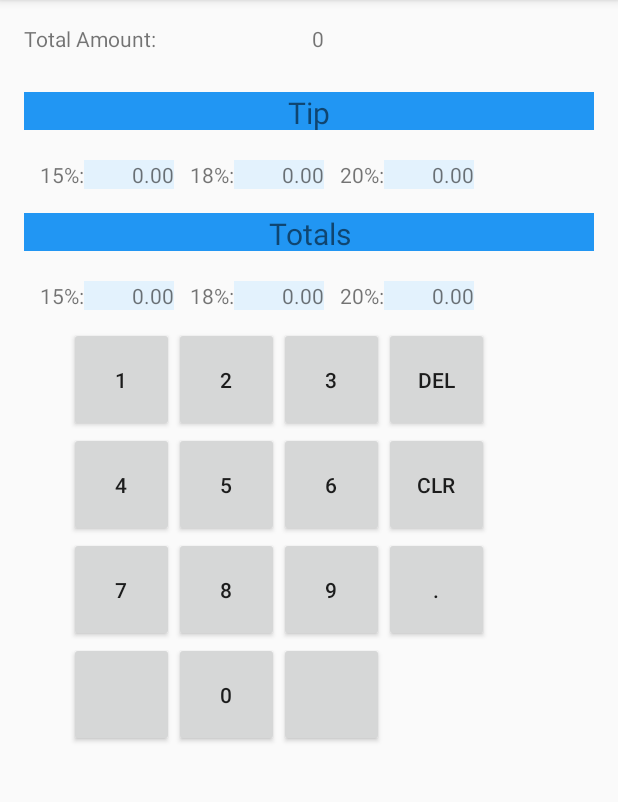
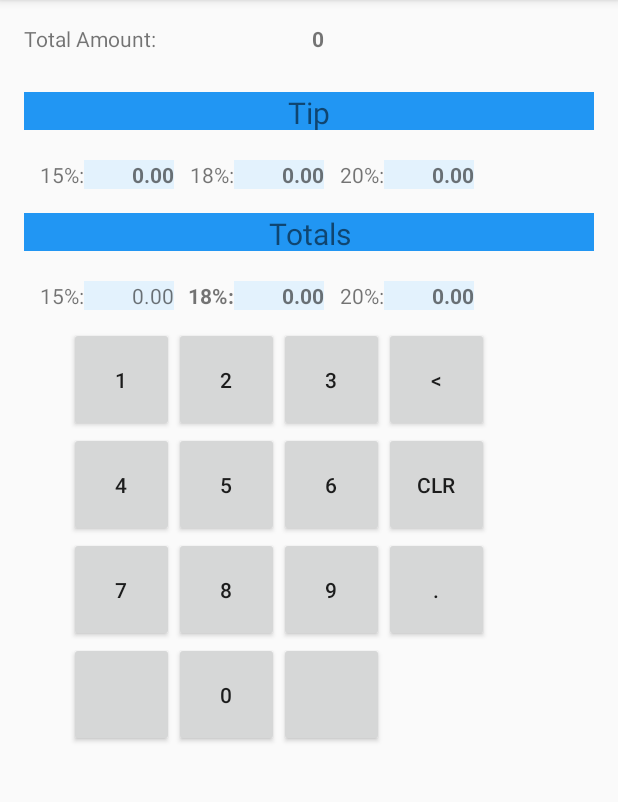
Before and after one commit to dodders/TipCalculator, an Android app: the screen it shows after launch (MainActivity), after a tap on "CLR", on a phone screen of 412 x 824 dp, the part 84-886 px from its top. Run offline under Robolectric (Android 15) with nearby library versions, the phone set to English and light mode, and no system bars; 1 other tap on this screen came first.

Commit message:
new button layout

```diff
--- a/app/src/main/res/layout/activity_main.xml
+++ b/app/src/main/res/layout/activity_main.xml
@@ -14,6 +14,7 @@
             android:layout_height="wrap_content" />
         <TextView android:id="@+id/totalAmt"
             android:layout_width="100dp"
+            android:textStyle="bold"
             android:textAlignment="viewEnd"
             android:layout_height="wrap_content" />
     </LinearLayout>
@@ -39,6 +40,7 @@
             android:layout_height="wrap_content" />
         <TextView android:id="@+id/tip15"
             android:layout_width="60dp"
+            android:textStyle="bold"
             android:textAlignment="textEnd"
             android:background="#e3f2fd"
             android:layout_height="wrap_content" />
@@ -48,6 +50,7 @@
             android:layout_height="wrap_content" />
         <TextView android:id="@+id/tip18"
             android:layout_width="60dp"
+            android:textStyle="bold"
             android:textAlignment="textEnd"
             android:background="#e3f2fd"
             android:layout_height="wrap_content" />
@@ -58,6 +61,7 @@
         <TextView android:id="@+id/tip20"
             android:layout_width="60dp"
             android:background="#e3f2fd"
+            android:textStyle="bold"
             android:textAlignment="textEnd"
             android:layout_height="wrap_content" />
     </LinearLayout>
@@ -89,10 +93,12 @@
         <TextView android:text="18%:"
             android:layout_width="40dp"
             android:textAlignment="textEnd"
+            android:textStyle="bold"
             android:layout_height="wrap_content" />
         <TextView android:id="@+id/total18"
             android:layout_width="60dp"
             android:textAlignment="textEnd"
+            android:textStyle="bold"
             android:background="#e3f2fd"
             android:layout_height="wrap_content" />
         <TextView android:text="20%:"
@@ -101,6 +107,7 @@
             android:layout_height="wrap_content" />
         <TextView android:id="@+id/total20"
             android:layout_width="60dp"
+            android:textStyle="bold"
             android:textAlignment="textEnd"
             android:background="#e3f2fd"
             android:layout_height="wrap_content" />
@@ -124,7 +131,7 @@
                 android:layout_width="70dp"
                 android:layout_height="70dp" />
         <Button android:id="@+id/btnDel"
-                android:text="DEL"
+                android:text="&lt;"
                 android:layout_width="70dp"
                 android:layout_height="70dp" />
     </LinearLayout>
```
